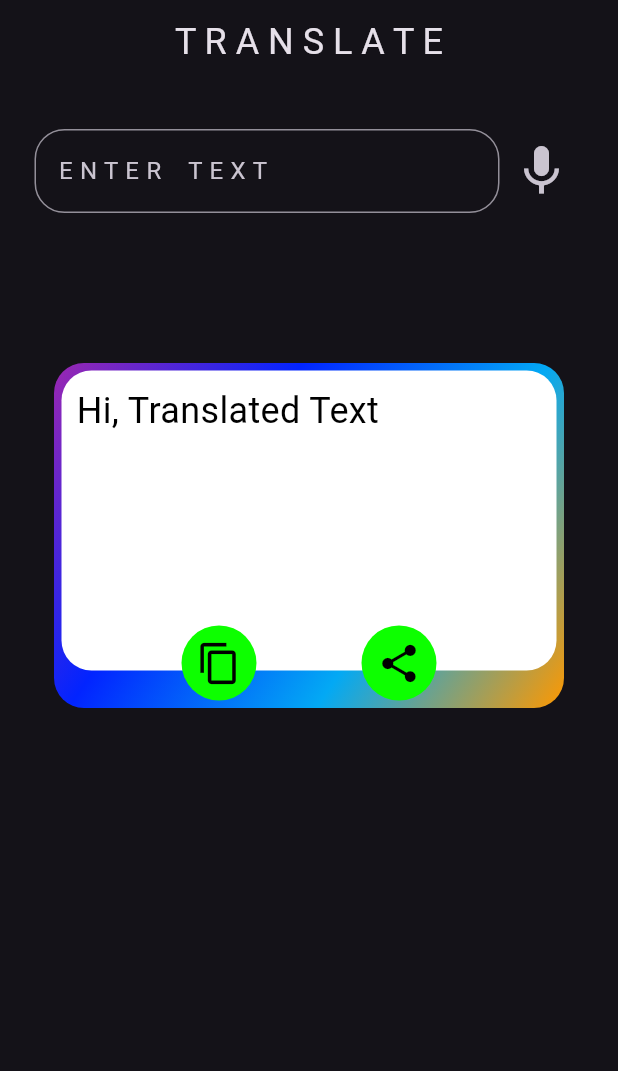
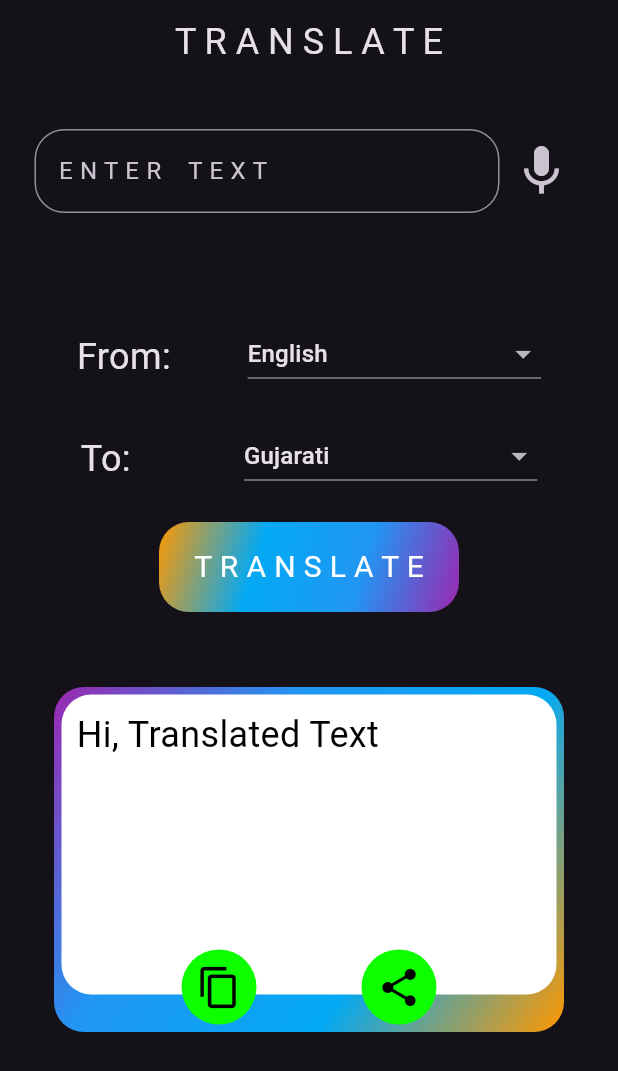
Before and after one commit to shuklamanan/translator, a Flutter app: the screen it shows after launch, on a phone screen of 412 x 824 dp. Shown: the top 1071 px of the screen. Run offline on Flutter 3.47's test engine with Material 3 defaults, Android fonts, the phone set to English and light mode, and no system bars.

Commit message:
dropdown & translate button added

```diff
--- a/lib/Pages/Homepage.dart
+++ b/lib/Pages/Homepage.dart
@@ -1,4 +1,5 @@
 import 'package:flutter/material.dart';
+import 'package:translator/constants/constants.dart';
 
 class HomePage extends StatefulWidget {
   const HomePage({super.key});
@@ -9,6 +10,8 @@ class HomePage extends StatefulWidget {
 
 class _HomePageState extends State<HomePage> {
   final _translatestring = TextEditingController();
+  String dropdefaultvalue1 = "English";
+  String dropdefaultvalue2 = "Gujarati";
   @override
   Widget build(BuildContext context) {
     return Scaffold(
@@ -19,7 +22,9 @@ class _HomePageState extends State<HomePage> {
           style: TextStyle(fontSize: 24, fontWeight: FontWeight.w400),
         )),
       ),
-      body: Container(
+      body: SingleChildScrollView(
+        scrollDirection: Axis.vertical,
+        child: Container(
           child: Column(
             children: [
               const SizedBox(
@@ -52,7 +57,100 @@ class _HomePageState extends State<HomePage> {
                 ],
               ),
               const SizedBox(
-              height: 100,
+                height: 70,
+              ),
+              Row(
+                mainAxisAlignment: MainAxisAlignment.spaceEvenly,
+                children: [
+                  const SizedBox(
+                    height: 30,
+                    child: Text(
+                      'From:',
+                      style: TextStyle(fontSize: 24),
+                    ),
+                  ),
+                  DropdownButton<String>(
+                    value: dropdefaultvalue1,
+                    elevation: 10,
+                    dropdownColor: const Color.fromARGB(255, 1, 175, 244),
+                    borderRadius: BorderRadius.circular(10),
+                    items:
+                        language.map<DropdownMenuItem<String>>((String value) {
+                      return DropdownMenuItem<String>(
+                        value: value,
+                        child: Text(value),
+                      );
+                    }).toList(),
+                    onChanged: (String? value) {
+                      setState(() {
+                        dropdefaultvalue1 = value!;
+                      });
+                    },
+                  ),
+                ],
+              ),
+              const SizedBox(
+                height: 20,
+              ),
+              Row(
+                mainAxisAlignment: MainAxisAlignment.spaceEvenly,
+                children: [
+                  const SizedBox(
+                    width: 55,
+                    height: 30,
+                    child: Text(
+                      'To:',
+                      style: TextStyle(fontSize: 24),
+                    ),
+                  ),
+                  DropdownButton<String>(
+                    value: dropdefaultvalue2,
+                    elevation: 10,
+                    dropdownColor: const Color.fromARGB(255, 1, 175, 244),
+                    borderRadius: BorderRadius.circular(10),
+                    items:
+                        language.map<DropdownMenuItem<String>>((String value) {
+                      return DropdownMenuItem<String>(
+                        value: value,
+                        child: Text(value),
+                      );
+                    }).toList(),
+                    onChanged: (String? value) {
+                      setState(() {
+                        dropdefaultvalue2 = value!;
+                      });
+                    },
+                  ),
+                ],
+              ),
+              const SizedBox(
+                height: 20,
+              ),
+              GestureDetector(
+                onTap: () {},
+                child: Container(
+                  height: 60,
+                  width: 200,
+                  decoration: BoxDecoration(
+                      gradient: LinearGradient(
+                        begin: Alignment.bottomRight,
+                        end: Alignment.topLeft,
+                        colors: gradientcolor,
+                      ),
+                      borderRadius: BorderRadius.circular(20)),
+                  child: const Center(
+                    child: Text(
+                      'T R A N S L A T E',
+                      style: TextStyle(
+                          color: Colors.white,
+                          fontSize: 20,
+                          fontWeight: FontWeight.w400),
+                    ),
+                  ),
+                ),
+              ),
+              const SizedBox(
+                height: 50,
               ),
               Stack(
                 children: [
@@ -61,17 +159,10 @@ class _HomePageState extends State<HomePage> {
                       width: 340,
                       height: 230,
                       decoration: BoxDecoration(
-                      gradient: const LinearGradient(
+                        gradient: LinearGradient(
                           begin: Alignment.topLeft,
                           end: Alignment.bottomRight,
-                        colors: [
-                          Colors.purple,
-                          Color.fromARGB(255, 2, 36, 255),
-                          Colors.lightBlue,
-                          Colors.orange,
-                          // Colors.red,
-                          // Colors.yellow,
-                        ],
+                          colors: gradientcolor,
                         ),
                         borderRadius: BorderRadius.circular(20),
                       ),
@@ -155,6 +246,7 @@ class _HomePageState extends State<HomePage> {
             ],
           ),
         ),
+      ),
     );
   }
 }
--- a/lib/constants/constants.dart
+++ b/lib/constants/constants.dart
@@ -1,3 +1,5 @@
+import 'package:flutter/material.dart';
+
 List<String> language = [
   "Afrikaans",
   "Albanian",
@@ -132,3 +134,10 @@ List<String> language = [
   "Yucatec Maya",
   "Zulu"
 ];
+
+List<Color> gradientcolor = [
+  Colors.purple,
+  Colors.blue,
+  Colors.lightBlue,
+  Colors.orange,
+];
```
Lines whose indentation alone changed are shown as unchanged.
